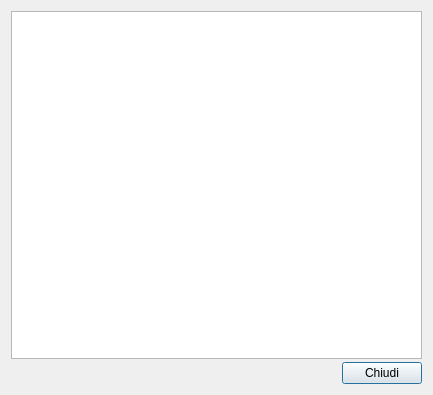
Qt form previewarticolo.ui (simon-r/LeScienze500) before a commit.
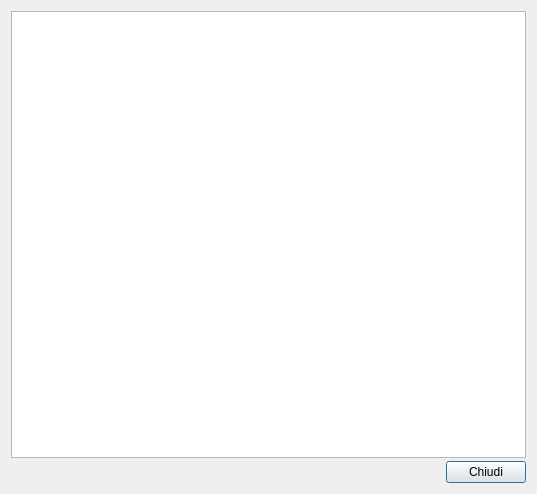
The same form after that commit. Icons and pictures are not drawn.

What changed in the file:
```diff
--- a/previewarticolo.ui
+++ b/previewarticolo.ui
@@ -6,8 +6,8 @@
    <rect>
     <x>0</x>
     <y>0</y>
-    <width>433</width>
-    <height>395</height>
+    <width>537</width>
+    <height>494</height>
    </rect>
   </property>
   <property name="windowTitle">
```
Left out of the diff: 8 changed lines with no effect on the pictures.
